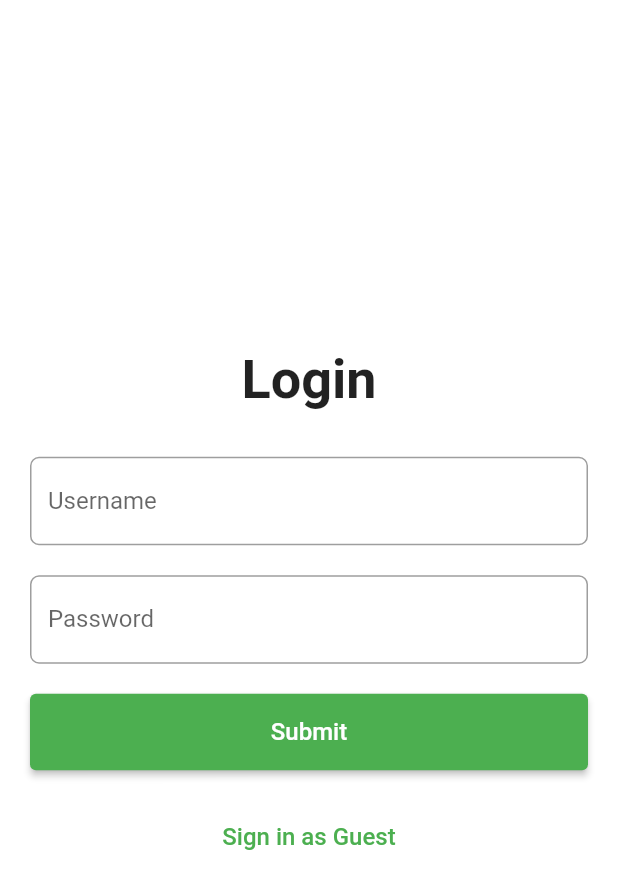
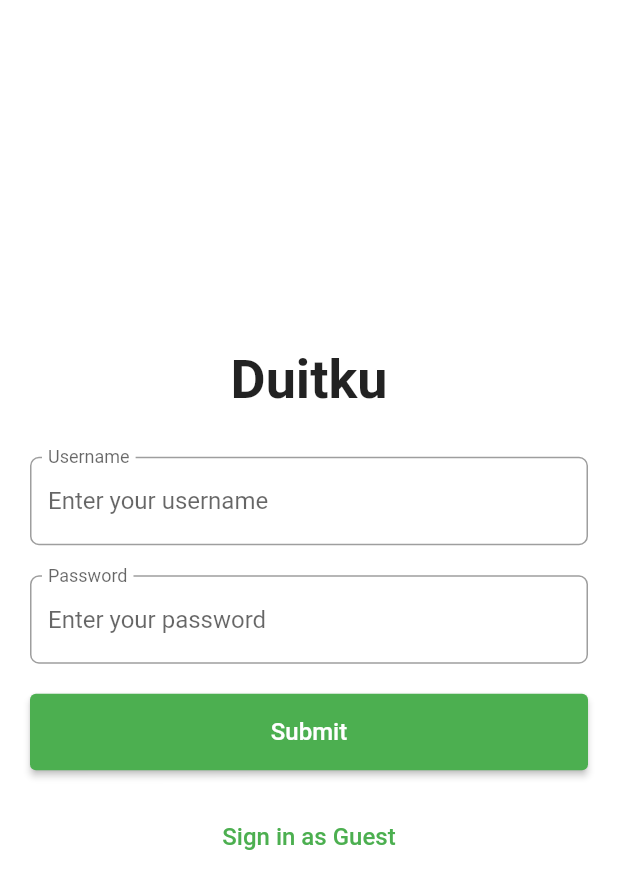
Before and after one commit to duitku-pbp/duitku-flutter, a Flutter app: the screen it shows after launch, on a phone screen of 412 x 824 dp. Shown: the top 889 px of the screen. Run offline on Flutter 3.47's test engine with Material 2 defaults, Android fonts, the phone set to English and light mode, and no system bars; our stand-ins replace cookie_jar, dartz, get_it, shared_preferences.

Commit message:
feat: change login page title to Duitku

```diff
--- a/lib/auth/pages/login_page.dart
+++ b/lib/auth/pages/login_page.dart
@@ -51,7 +51,7 @@ class _LoginPageState extends State<LoginPage> {
                 mainAxisAlignment: MainAxisAlignment.center,
                 children: const [
                   Text(
-                    "Login",
+                    "Duitku",
                     style: TextStyle(fontSize: 36, fontWeight: FontWeight.bold),
                   ),
                 ],
@@ -71,6 +71,8 @@ class _LoginPageState extends State<LoginPage> {
                             decoration: InputDecoration(
                               labelText: "Username",
                               hintText: "Enter your username",
+                              floatingLabelBehavior:
+                                  FloatingLabelBehavior.always,
                               border: OutlineInputBorder(
                                 borderRadius: BorderRadius.circular(6),
                               ),
@@ -97,6 +99,8 @@ class _LoginPageState extends State<LoginPage> {
                             decoration: InputDecoration(
                               labelText: "Password",
                               hintText: "Enter your password",
+                              floatingLabelBehavior:
+                                  FloatingLabelBehavior.always,
                               border: OutlineInputBorder(
                                 borderRadius: BorderRadius.circular(6),
                               ),
```
